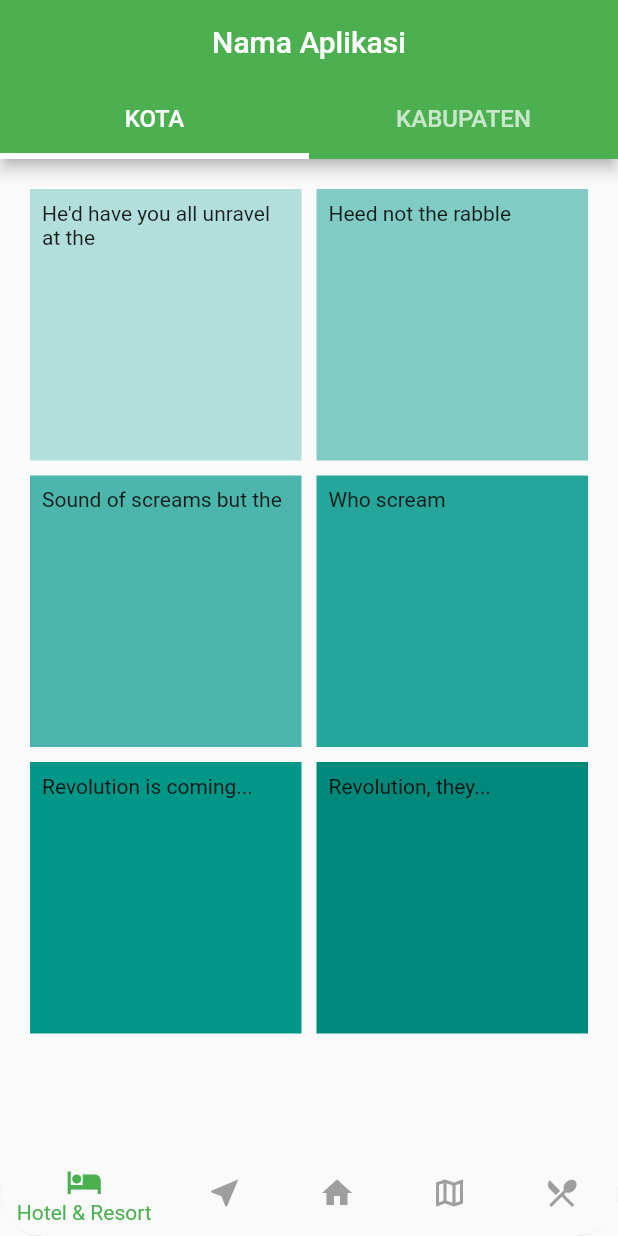
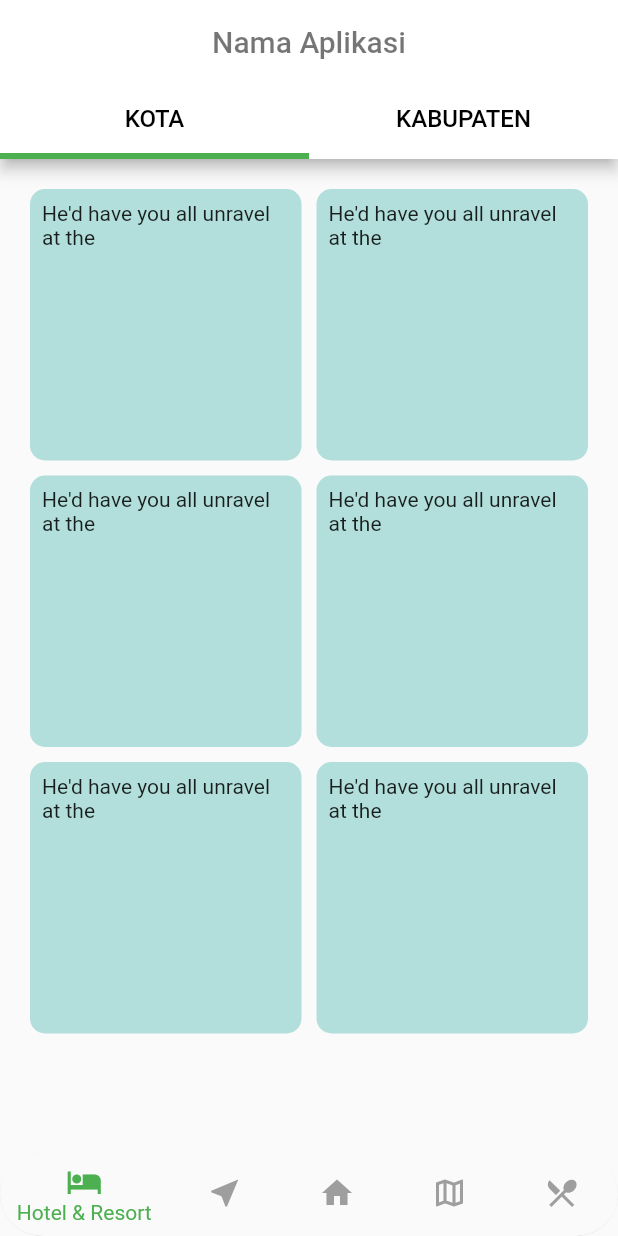
Before and after one commit to imsat16/SukabumiKita, a Flutter app: the screen it shows after launch, on a phone screen of 412 x 824 dp. Run offline on Flutter 3.47's test engine with Material 2 defaults, Android fonts, the light colour scheme and no system bars.

Commit message:
Adding Restaurant Item In Restauran Page
- Adding Restaurant Item In Restauran Page
- Edit App Bar Color

```diff
--- a/sukabumikita/lib/BotNavItem.dart
+++ b/sukabumikita/lib/BotNavItem.dart
@@ -3,7 +3,6 @@ import 'package:sukabumikita/GuideTourPage/GuideTourPage.dart';
 import 'package:sukabumikita/HomePage/HomePage.dart';
 import 'package:sukabumikita/HotelResort/HotelResortPage.dart';
 import 'package:sukabumikita/RestaurantPage/RestaurantPage.dart';
-import 'package:sukabumikita/VacationPage/VacationItem.dart';
 import 'package:sukabumikita/VacationPage/VacationPage.dart';
 
 class BotNavItem extends StatefulWidget {
--- a/sukabumikita/lib/HomePage/HomePage.dart
+++ b/sukabumikita/lib/HomePage/HomePage.dart
@@ -14,9 +14,9 @@ class _HomePageState extends State<HomePage> {
   Widget build(BuildContext context) {
     return Scaffold(
       appBar: AppBar(
-        backgroundColor: Colors.green,
+        backgroundColor: Colors.white,
         title: Center(
-          child: Text("Nama Aplikasi"),
+          child: Text("Nama Aplikasi",style: TextStyle(color: Colors.black54),),
         ),
       ),
       body: Padding(
--- a/sukabumikita/lib/HomePage/HomePageItem.dart
+++ b/sukabumikita/lib/HomePage/HomePageItem.dart
@@ -10,7 +10,7 @@ class HomePageItem extends StatelessWidget {
         Column(
           children: [
             Text(
-              "Peta Sukabumi",
+              "Peta Tempat",
               style: TextStyle(
                 fontSize: 20,
                 fontWeight: FontWeight.bold,
@@ -24,7 +24,7 @@ class HomePageItem extends StatelessWidget {
                 height: 370,
                 decoration: BoxDecoration(
                   borderRadius: BorderRadius.all(Radius.circular(20)),
-                  color: Colors.green,
+                  color: Colors.grey[350],
                   // image: DecorationImage(
                   //     image: AssetImage('assets/images/azizi.jpeg')),
                 ),
@@ -49,7 +49,7 @@ class HomePageItem extends StatelessWidget {
                 height: 370,
                 decoration: BoxDecoration(
                   borderRadius: BorderRadius.all(Radius.circular(20)),
-                  color: Colors.green,
+                  color: Colors.grey[350],
                   // image: DecorationImage(
                   //     image: AssetImage('assets/images/azizi.jpeg')),
                 ),
--- a/sukabumikita/lib/HotelResort/HotelResortPage.dart
+++ b/sukabumikita/lib/HotelResort/HotelResortPage.dart
@@ -12,23 +12,23 @@ class HotelResortPage extends StatelessWidget {
       child: Scaffold(
         appBar: AppBar(
           title: Center(
-            child: Text("Nama Aplikasi"),
+            child: Text("Nama Aplikasi",style: TextStyle(color: Colors.black54),),
           ),
-          backgroundColor: Colors.green,
+          backgroundColor: Colors.white,
           bottom: TabBar(
-            indicatorColor: Colors.white,
+            indicatorColor: Colors.green,
             indicatorWeight: 4,
             tabs: [
               Tab(
                 child: Text(
                   "KOTA",
-                  style: TextStyle(fontSize: 16),
+                  style: TextStyle(fontSize: 16,color: Colors.black),
                 ),
               ),
               Tab(
                 child: Text(
                   "KABUPATEN",
-                  style: TextStyle(fontSize: 16),
+                  style: TextStyle(fontSize: 16,color: Colors.black),
                 ),
               ),
             ],
--- a/sukabumikita/lib/HotelResort/KabupatenItem.dart
+++ b/sukabumikita/lib/HotelResort/KabupatenItem.dart
@@ -16,32 +16,50 @@ class KabupatenItem extends StatelessWidget {
         Container(
           padding: const EdgeInsets.all(8),
           child: const Text("He'd have you all unravel at the"),
-          color: Colors.teal[100],
+          decoration: BoxDecoration(
+            borderRadius: BorderRadius.all(Radius.circular(10)),
+            color: Colors.teal[100],
+          ),
         ),
         Container(
           padding: const EdgeInsets.all(8),
-          child: const Text('Heed not the rabble'),
-          color: Colors.teal[200],
+          child: const Text("He'd have you all unravel at the"),
+          decoration: BoxDecoration(
+            borderRadius: BorderRadius.all(Radius.circular(10)),
+            color: Colors.teal[100],
+          ),
         ),
         Container(
           padding: const EdgeInsets.all(8),
-          child: const Text('Sound of screams but the'),
-          color: Colors.teal[300],
+          child: const Text("He'd have you all unravel at the"),
+          decoration: BoxDecoration(
+            borderRadius: BorderRadius.all(Radius.circular(10)),
+            color: Colors.teal[100],
+          ),
         ),
         Container(
           padding: const EdgeInsets.all(8),
-          child: const Text('Who scream'),
-          color: Colors.teal[400],
+          child: const Text("He'd have you all unravel at the"),
+          decoration: BoxDecoration(
+            borderRadius: BorderRadius.all(Radius.circular(10)),
+            color: Colors.teal[100],
+          ),
         ),
         Container(
           padding: const EdgeInsets.all(8),
-          child: const Text('Revolution is coming...'),
-          color: Colors.teal[500],
+          child: const Text("He'd have you all unravel at the"),
+          decoration: BoxDecoration(
+            borderRadius: BorderRadius.all(Radius.circular(10)),
+            color: Colors.teal[100],
+          ),
         ),
         Container(
           padding: const EdgeInsets.all(8),
-          child: const Text('Revolution, they...'),
-          color: Colors.teal[600],
+          child: const Text("He'd have you all unravel at the"),
+          decoration: BoxDecoration(
+            borderRadius: BorderRadius.all(Radius.circular(10)),
+            color: Colors.teal[100],
+          ),
         ),
       ],
     )
--- a/sukabumikita/lib/HotelResort/KotaItem.dart
+++ b/sukabumikita/lib/HotelResort/KotaItem.dart
@@ -1,12 +1,12 @@
 import 'package:flutter/material.dart';
 
 class KotaItem extends StatelessWidget {
-  const KotaItem({ Key? key }) : super(key: key);
+  const KotaItem({Key? key}) : super(key: key);
 
   @override
   Widget build(BuildContext context) {
     return Container(
-      child: GridView.count(
+        child: GridView.count(
       primary: false,
       padding: const EdgeInsets.all(20),
       crossAxisSpacing: 10,
@@ -16,35 +16,52 @@ class KotaItem extends StatelessWidget {
         Container(
           padding: const EdgeInsets.all(8),
           child: const Text("He'd have you all unravel at the"),
-          color: Colors.teal[100],
+          decoration: BoxDecoration(
+            borderRadius: BorderRadius.all(Radius.circular(10)),
+            color: Colors.teal[100],
+          ),
         ),
         Container(
           padding: const EdgeInsets.all(8),
-          child: const Text('Heed not the rabble'),
-          color: Colors.teal[200],
+          child: const Text("He'd have you all unravel at the"),
+          decoration: BoxDecoration(
+            borderRadius: BorderRadius.all(Radius.circular(10)),
+            color: Colors.teal[100],
+          ),
         ),
         Container(
           padding: const EdgeInsets.all(8),
-          child: const Text('Sound of screams but the'),
-          color: Colors.teal[300],
+          child: const Text("He'd have you all unravel at the"),
+          decoration: BoxDecoration(
+            borderRadius: BorderRadius.all(Radius.circular(10)),
+            color: Colors.teal[100],
+          ),
         ),
         Container(
           padding: const EdgeInsets.all(8),
-          child: const Text('Who scream'),
-          color: Colors.teal[400],
+          child: const Text("He'd have you all unravel at the"),
+          decoration: BoxDecoration(
+            borderRadius: BorderRadius.all(Radius.circular(10)),
+            color: Colors.teal[100],
+          ),
         ),
         Container(
           padding: const EdgeInsets.all(8),
-          child: const Text('Revolution is coming...'),
-          color: Colors.teal[500],
+          child: const Text("He'd have you all unravel at the"),
+          decoration: BoxDecoration(
+            borderRadius: BorderRadius.all(Radius.circular(10)),
+            color: Colors.teal[100],
+          ),
         ),
         Container(
           padding: const EdgeInsets.all(8),
-          child: const Text('Revolution, they...'),
-          color: Colors.teal[600],
+          child: const Text("He'd have you all unravel at the"),
+          decoration: BoxDecoration(
+            borderRadius: BorderRadius.all(Radius.circular(10)),
+            color: Colors.teal[100],
+          ),
         ),
       ],
-    )
-    );
+    ));
   }
 }
```
Also changed, not shown: sukabumikita/lib/RestaurantPage/RestaurantItem.dart (+53 -18 lines), sukabumikita/lib/RestaurantPage/RestaurantPage.dart (+16 -4 lines).
